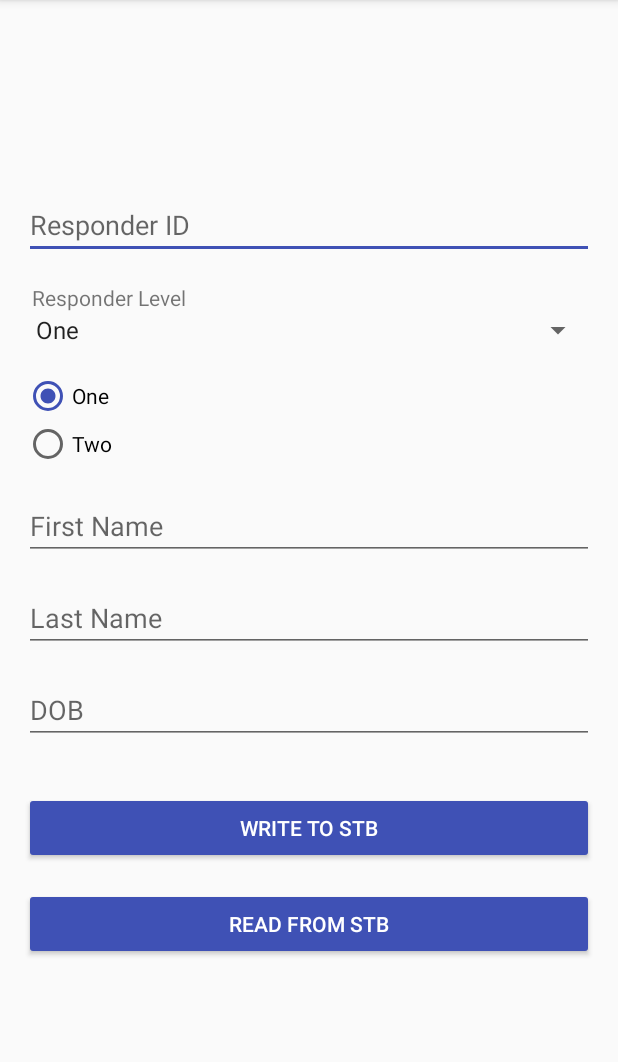
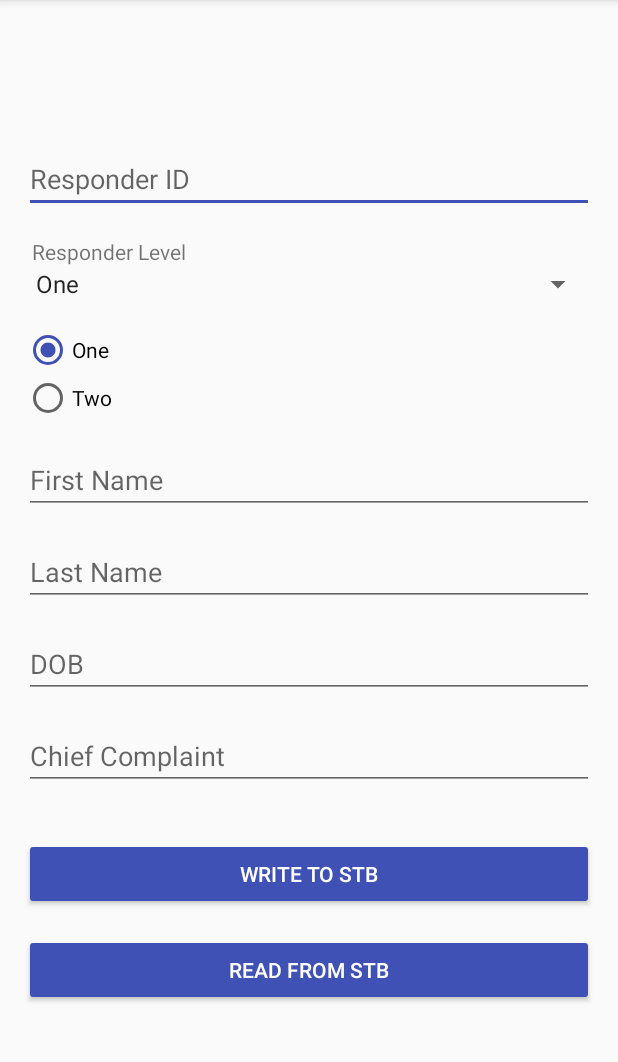
Before and after one commit to noah-johnson/Capstone, an Android app: the screen it shows after launch (MainActivity), on a phone screen of 412 x 824 dp, the part 84-1146 px from its top. Run offline under Robolectric (Android 15) with nearby library versions, the phone set to English and light mode, and no system bars.

Commit message:
add Chief Complaint field

```diff
--- a/STB/NFC/app/src/main/java/com/slackpack/nfc/MainActivity.java
+++ b/STB/NFC/app/src/main/java/com/slackpack/nfc/MainActivity.java
@@ -39,6 +39,7 @@ public class MainActivity extends AppCompatActivity implements Listener, View.On
     private EditText mEtFirstName;
     private EditText mEtLastName;
     private EditText mEtPatientDob;
+    private EditText mEtChiefComplaint;
     private Button mBtWrite;
     private Button mBtRead;
 
@@ -87,6 +88,7 @@ public class MainActivity extends AppCompatActivity implements Listener, View.On
         mEtFirstName = (EditText) findViewById(R.id.et_patient_first_name);
         mEtLastName = (EditText) findViewById(R.id.et_patient_last_name);
         mEtPatientDob = (EditText) findViewById(R.id.et_patient_dob);
+        mEtChiefComplaint = (EditText) findViewById(R.id.et_patient_chief_complaint);
         mBtWrite = (Button) findViewById(R.id.btn_write);
         mBtRead = (Button) findViewById(R.id.btn_read);
 
@@ -257,7 +259,9 @@ public class MainActivity extends AppCompatActivity implements Listener, View.On
                                             "\n" +
                                             mEtLastName.getText().toString() +
                                             "\n" +
-                                            mEtPatientDob.getText().toString();
+                                            mEtPatientDob.getText().toString() +
+                                            "\n" +
+                                            mEtChiefComplaint.getText().toString();
                     mNfcWriteFragment = (NFCWriteFragment) getFragmentManager().findFragmentByTag(NFCWriteFragment.TAG);
                     mNfcWriteFragment.onNfcDetected(ndef,messageToWrite);
 
--- a/STB/NFC/app/src/main/res/layout/activity_main.xml
+++ b/STB/NFC/app/src/main/res/layout/activity_main.xml
@@ -84,16 +84,26 @@
             android:layout_height="wrap_content"
             android:layout_below="@id/et_patient_last_name"
             android:layout_marginTop="@dimen/activity_horizontal_margin"
-            android:layout_marginBottom="@dimen/activity_horizontal_margin"
             android:focusable="false"
             android:inputType="date"
             android:hint="@string/hint_message_dob"/>
+
+        <EditText
+            android:id="@+id/et_patient_chief_complaint"
+            android:layout_width="match_parent"
+            android:layout_height="wrap_content"
+            android:layout_below="@id/et_patient_dob"
+            android:layout_marginTop="16dp"
+            android:layout_marginBottom="@dimen/activity_horizontal_margin"
+            android:maxLines="10"
+            android:inputType="textMultiLine"
+            android:hint="Chief Complaint" />
 
         <Button
             android:id="@+id/btn_write"
             android:layout_width="match_parent"
             android:layout_height="wrap_content"
-            android:layout_below="@+id/et_patient_dob"
+            android:layout_below="@+id/et_patient_chief_complaint"
             android:layout_marginTop="@dimen/activity_horizontal_margin"
             android:text="@string/message_write_tag"
             style="@style/Widget.AppCompat.Button.Colored"/>
--- a/STB/NFC/app/src/main/res/values/strings.xml
+++ b/STB/NFC/app/src/main/res/values/strings.xml
@@ -20,4 +20,5 @@
     </string-array>
     <string name="one">One</string>
     <string name="two">Two</string>
+    <string name="hint_message_chief_complaint">Chief Complaint</string>
 </resources>
```
